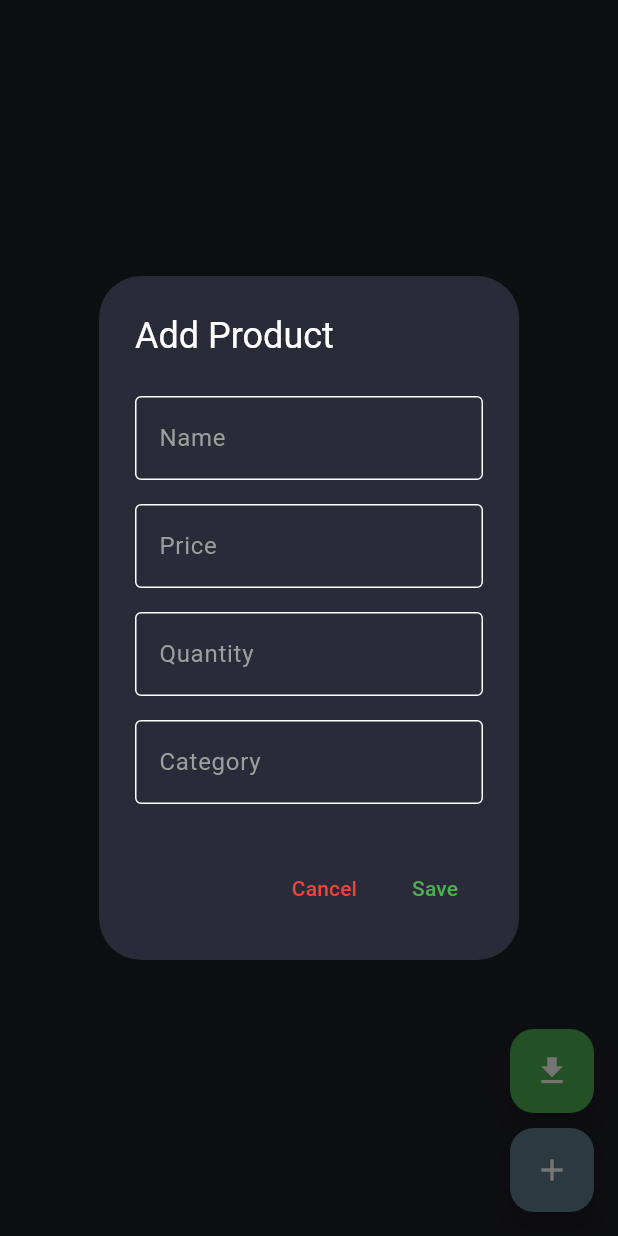
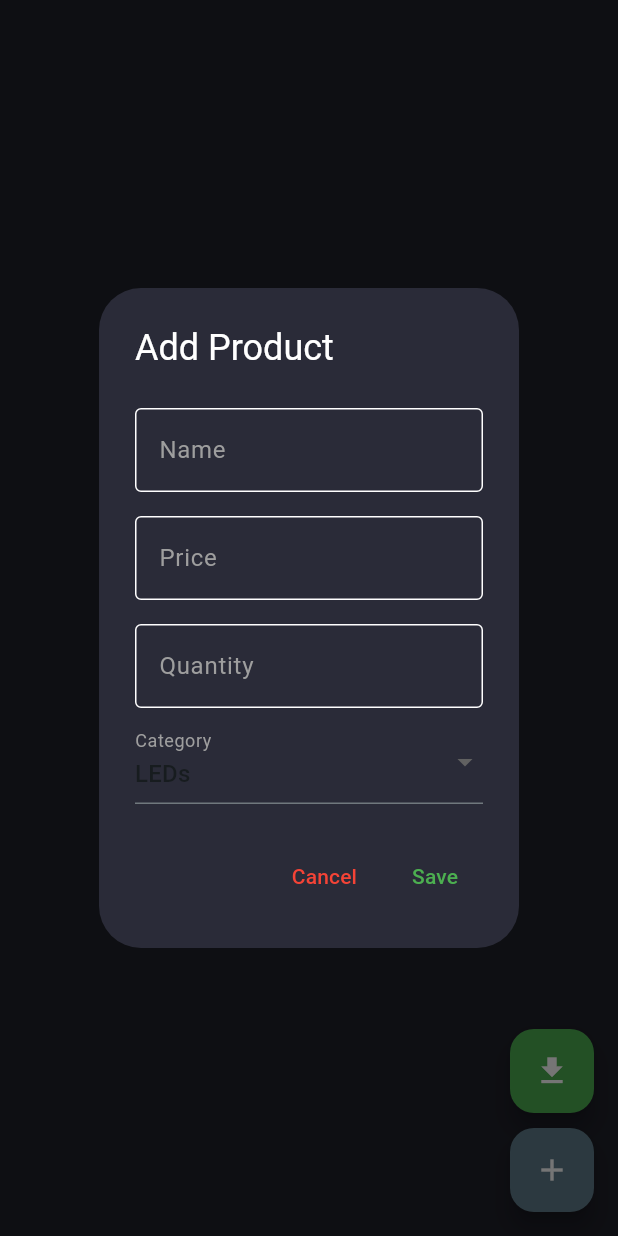
Before and after one commit to rohitRaut007/entc_pos_system, a Flutter app: the ProductsPage screen opened directly, after a tap on the "add" icon, on a phone screen of 412 x 824 dp. Run offline on Flutter 3.47's test engine with Material 3 defaults, Android fonts, the phone set to English and light mode, and no system bars; our stand-ins replace hive, hive_flutter; missing offline and left inert: syncfusion_flutter_xlsio; accounts and stored records are empty.

Commit message:
product integration

```diff
--- a/lib/pages/products_page.dart
+++ b/lib/pages/products_page.dart
@@ -15,6 +15,13 @@ class ProductsPage extends StatefulWidget {
 class _ProductsPageState extends State<ProductsPage> {
   late Box<Product> productBox;
 
+  final List<Map<String, dynamic>> categories = [
+    {'icon': 'assets/icons/icon-led.png', 'title': 'LEDs'},
+    {'icon': 'assets/icons/icon-wire.png', 'title': 'Wires'},
+    {'icon': 'assets/icons/icon-tools.png', 'title': 'Tools'},
+    {'icon': 'assets/icons/icon-switch.png', 'title': 'Switches'},
+  ];
+
   @override
   void initState() {
     super.initState();
@@ -25,13 +32,11 @@ class _ProductsPageState extends State<ProductsPage> {
     final workbook = excel.Workbook();
     final sheet = workbook.worksheets[0];
 
-    // Set headers
     sheet.getRangeByName('A1').setText('Name');
     sheet.getRangeByName('B1').setText('Price');
     sheet.getRangeByName('C1').setText('Quantity');
     sheet.getRangeByName('D1').setText('Category');
 
-    // Populate data
     for (int i = 0; i < productBox.length; i++) {
       final product = productBox.getAt(i);
       sheet.getRangeByIndex(i + 2, 1).setText(product?.name);
@@ -58,9 +63,7 @@ class _ProductsPageState extends State<ProductsPage> {
         TextEditingController(text: product?.price.toString() ?? '');
     final quantityController =
         TextEditingController(text: product?.quantity.toString() ?? '');
-    final categoryController =
-        TextEditingController(text: product?.category ?? '');
-    final imagePath = product?.imagePath ?? 'assets/items/default.png';
+    String selectedCategory = product?.category ?? categories.first['title'];
 
     showDialog(
       context: context,
@@ -75,7 +78,25 @@ class _ProductsPageState extends State<ProductsPage> {
                 _buildInputField('Name', nameController),
                 _buildInputField('Price', priceController, isNumeric: true),
                 _buildInputField('Quantity', quantityController, isNumeric: true),
-                _buildInputField('Category', categoryController),
+                DropdownButtonFormField<String>(
+                  value: selectedCategory,
+                  items: categories.map((category) {
+                    return DropdownMenuItem<String>(
+                      value: category['title'],
+                      child: Text(category['title']),
+                    );
+                  }).toList(),
+                  onChanged: (value) {
+                    if (value != null) {
+                      selectedCategory = value;
+                    }
+                  },
+                  decoration: const InputDecoration(
+                    labelText: 'Category',
+                    labelStyle: TextStyle(color: Colors.grey),
+                  ),
+                  dropdownColor: const Color(0xff2a2b38),
+                ),
               ],
             ),
           ),
@@ -89,7 +110,10 @@ class _ProductsPageState extends State<ProductsPage> {
                 final name = nameController.text.trim();
                 final price = double.tryParse(priceController.text) ?? 0.0;
                 final quantity = int.tryParse(quantityController.text) ?? 0;
-                final category = categoryController.text.trim();
+                final category = selectedCategory;
+
+                final imagePath = categories
+                    .firstWhere((cat) => cat['title'] == category)['icon'];
 
                 if (name.isNotEmpty && category.isNotEmpty) {
                   if (product == null) {
@@ -105,6 +129,7 @@ class _ProductsPageState extends State<ProductsPage> {
                     product.price = price;
                     product.quantity = quantity;
                     product.category = category;
+                    product.imagePath = imagePath;
                     product.save();
                   }
                   Navigator.pop(context);
@@ -181,6 +206,7 @@ class _ProductsPageState extends State<ProductsPage> {
                 '₹ ${product?.price.toStringAsFixed(2)} - ${product?.category}',
                 style: const TextStyle(color: Colors.grey),
               ),
+
               trailing: Row(
                 mainAxisSize: MainAxisSize.min,
                 children: [
--- a/lib/widgets/item_card.dart
+++ b/lib/widgets/item_card.dart
@@ -1,3 +1,5 @@
+// item card
+
 import 'package:flutter/material.dart';
 
 class ItemCard extends StatelessWidget {
@@ -27,7 +29,7 @@ class ItemCard extends StatelessWidget {
             Image.asset(image, height: 90),
             const SizedBox(height: 2),
             Text(title, style: const TextStyle(fontWeight: FontWeight.bold)),
-            Text("\$${price.toStringAsFixed(2)}"),
+            Text("₹${price.toStringAsFixed(2)}"),
           ],
         ),
       ),
```
Also changed, not shown: lib/pages/home_page.dart (+69 -23 lines), lib/widgets/bill_summary.dart (+39 -6 lines), lib/widgets/item_order.dart (+46 -6 lines).
